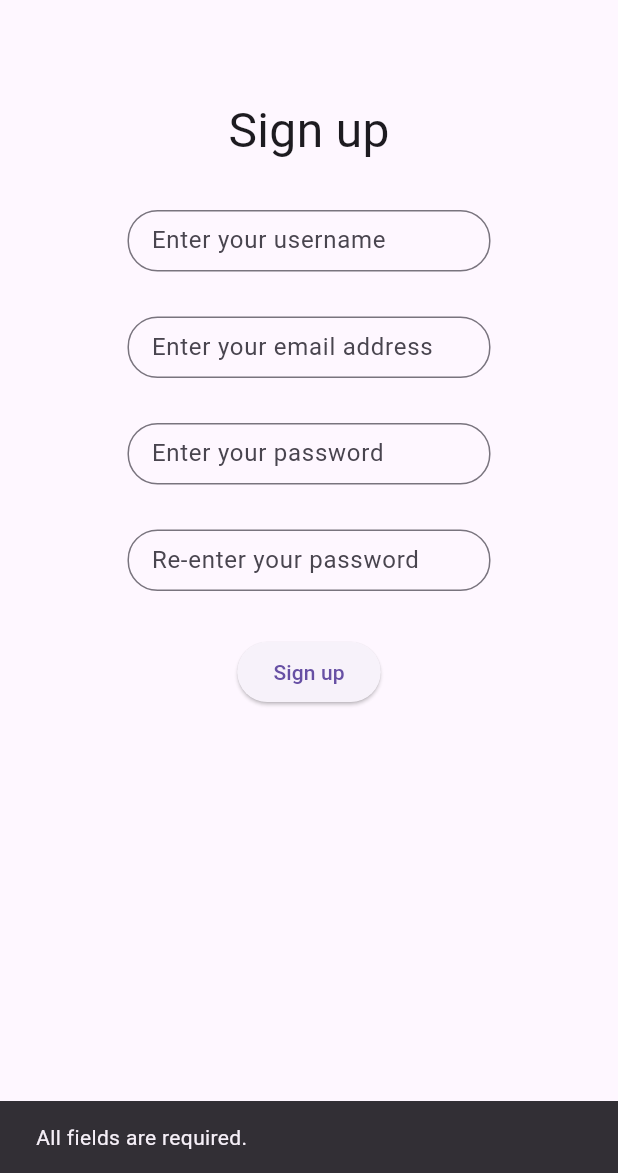
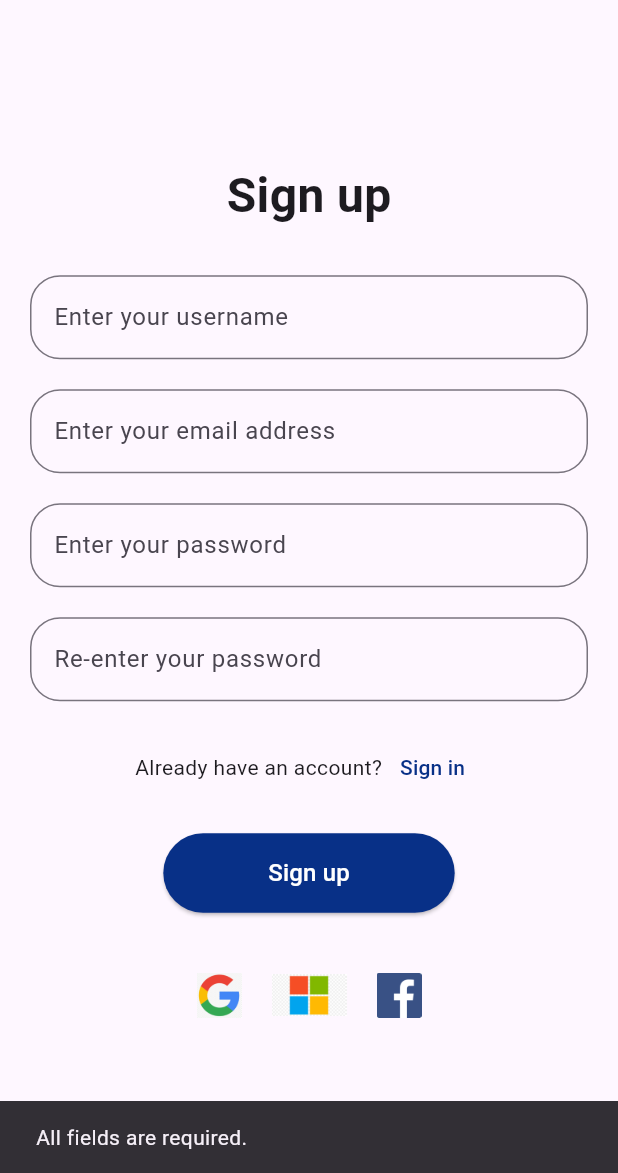
Before and after one commit to RagavanElavarasan/LegalChatBotApp, a Flutter app: the SignupPage screen opened directly, after a tap on "Sign up", on a phone screen of 412 x 824 dp, the part 63-1236 px from its top. Run offline on Flutter 3.47's test engine with Material 3 defaults, Android fonts, the phone set to English and light mode, and no system bars; our stand-ins replace get.

Commit message:
SignUp page

```diff
--- a/frontend/lib/screens/signup/signup.dart
+++ b/frontend/lib/screens/signup/signup.dart
@@ -1,8 +1,7 @@
-import 'dart:convert';
 import 'package:flutter/material.dart';
 import 'package:frontend/screens/signin/signin.dart';
 import 'package:http/http.dart' as http;
-
+import 'dart:convert';
 
 class SignupPage extends StatefulWidget {
   const SignupPage({super.key});
@@ -15,7 +14,8 @@ class _SignupPageState extends State<SignupPage> {
   final TextEditingController _usernameController = TextEditingController();
   final TextEditingController _emailController = TextEditingController();
   final TextEditingController _passwordController = TextEditingController();
-  final TextEditingController _confirmPasswordController = TextEditingController();
+  final TextEditingController _confirmPasswordController =
+      TextEditingController();
 
   Future<void> _signup() async {
     final String username = _usernameController.text.trim();
@@ -23,8 +23,10 @@ class _SignupPageState extends State<SignupPage> {
     final String password = _passwordController.text.trim();
     final String confirmPassword = _confirmPasswordController.text.trim();
 
-    // Validation
-    if (username.isEmpty || email.isEmpty || password.isEmpty || confirmPassword.isEmpty) {
+    if (username.isEmpty ||
+        email.isEmpty ||
+        password.isEmpty ||
+        confirmPassword.isEmpty) {
       _showSnackbar("All fields are required.");
       return;
     }
@@ -35,7 +37,6 @@ class _SignupPageState extends State<SignupPage> {
     }
 
     try {
-      // Prepare the signup data payload
       final Map<String, dynamic> signupPayload = {
         "user_name": username,
         "email": email,
@@ -45,7 +46,7 @@ class _SignupPageState extends State<SignupPage> {
 
       // Make the POST request to your Flask backend
       var response = await http.post(
-        Uri.parse('http://10.0.2.2:5001/signup'), // Adjust this with your server IP if needed
+        Uri.parse('http://10.0.2.2:5001/signup'),
         headers: {"Content-Type": "application/json"},
         body: json.encode(signupPayload),
       );
@@ -58,12 +59,10 @@ class _SignupPageState extends State<SignupPage> {
           MaterialPageRoute(builder: (context) => const SigninPage()),
         );
       } else {
-        // If signup failed, show the error message in the SnackBar
         var responseBody = json.decode(response.body);
         _showSnackbar(responseBody["error"] ?? "Signup failed. Try again.");
       }
     } catch (e) {
-      // Handle connection errors
       _showSnackbar("An error occurred. Please try again.");
       print('Error: $e');
     }
@@ -81,80 +80,99 @@ class _SignupPageState extends State<SignupPage> {
         automaticallyImplyLeading: false,
         title: const Text("Copsify AI"),
       ),
-      body: Center(
-        child: Column(
-          children: [
-            const Padding(
-              padding: EdgeInsets.only(top: 50),
-              child: Text("Sign up", style: TextStyle(fontSize: 32)),
-            ),
-            const SizedBox(height: 30),
-            SizedBox(
-              height: 41,
-              width: 242,
-              child: TextField(
-                controller: _usernameController,
-                decoration: InputDecoration(
-                  labelText: 'Enter your username',
-                  border: OutlineInputBorder(
-                    borderRadius: BorderRadius.circular(20),
+      body: Padding(
+        padding: const EdgeInsets.symmetric(horizontal: 20.0),
+        child: Center(
+          child: Column(
+            mainAxisAlignment: MainAxisAlignment.center,
+            children: [
+              const Text("Sign up",
+                  style: TextStyle(fontSize: 32, fontWeight: FontWeight.bold)),
+              const SizedBox(height: 30),
+              _buildTextField(_usernameController, 'Enter your username'),
+              const SizedBox(height: 20),
+              _buildTextField(_emailController, 'Enter your email address'),
+              const SizedBox(height: 20),
+              _buildTextField(_passwordController, 'Enter your password',
+                  obscureText: true),
+              const SizedBox(height: 20),
+              _buildTextField(
+                  _confirmPasswordController, 'Re-enter your password',
+                  obscureText: true),
+              const SizedBox(height: 20),
+              Row(
+                mainAxisAlignment: MainAxisAlignment.center,
+                children: [
+                  const Text("Already have an account?"),
+                  TextButton(
+                    onPressed: () {
+                      Navigator.push(
+                        context,
+                        MaterialPageRoute(
+                            builder: (context) => const SigninPage()),
+                      );
+                    },
+                    child: const Text("Sign in",
+                        style: TextStyle(color: Color(0xFF083087))),
                   ),
+                ],
+              ),
+              const SizedBox(height: 20),
+              ElevatedButton(
+                onPressed: _signup,
+                style: ElevatedButton.styleFrom(
+                  padding:
+                      const EdgeInsets.symmetric(horizontal: 70, vertical: 15),
+                  shape: RoundedRectangleBorder(
+                    borderRadius: BorderRadius.circular(30.0),
+                  ),
+                  backgroundColor: Color(0xFF083087),
                 ),
+                child: const Text("Sign up",
+                    style: TextStyle(fontSize: 16, color: Colors.white)),
               ),
-            ),
-            const SizedBox(height: 30),
-            SizedBox(
-              height: 41,
-              width: 242,
-              child: TextField(
-                controller: _emailController,
-                keyboardType: TextInputType.emailAddress,
-                decoration: InputDecoration(
-                  labelText: 'Enter your email address',
-                  border: OutlineInputBorder(
-                    borderRadius: BorderRadius.circular(20),
-                  ),
-                ),
+              const SizedBox(height: 30),
+              Row(
+                mainAxisAlignment: MainAxisAlignment.center,
+                children: [
+                  _buildSocialMediaIcon('assets/images/google.png', 30, 30),
+                  const SizedBox(width: 20),
+                  _buildSocialMediaIcon(
+                      'assets/images/microsoft.png', 50, 50), // Adjusted width
+                  const SizedBox(width: 20),
+                  _buildSocialMediaIcon('assets/images/facebook.png', 30, 30),
+                ],
               ),
-            ),
-            const SizedBox(height: 30),
-            SizedBox(
-              height: 41,
-              width: 242,
-              child: TextField(
-                controller: _passwordController,
-                obscureText: true,  // Hide password text
-                decoration: InputDecoration(
-                  labelText: 'Enter your password',
-                  border: OutlineInputBorder(
-                    borderRadius: BorderRadius.circular(20),
-                  ),
-                ),
-              ),
-            ),
-            const SizedBox(height: 30),
-            SizedBox(
-              height: 41,
-              width: 242,
-              child: TextField(
-                controller: _confirmPasswordController,
-                obscureText: true,  // Hide confirm password text
-                decoration: InputDecoration(
-                  labelText: 'Re-enter your password',
-                  border: OutlineInputBorder(
-                    borderRadius: BorderRadius.circular(20),
-                  ),
-                ),
-              ),
-            ),
-            const SizedBox(height: 30),
-            ElevatedButton(
-              onPressed: _signup, // Call the signup function
-              child: const Text("Sign up"),
-            ),
-          ],
+            ],
+          ),
         ),
       ),
     );
   }
+
+  Widget _buildTextField(TextEditingController controller, String labelText,
+      {bool obscureText = false}) {
+    return TextField(
+      controller: controller,
+      obscureText: obscureText,
+      decoration: InputDecoration(
+        labelText: labelText,
+        border: const OutlineInputBorder(
+            borderRadius: BorderRadius.all(Radius.circular(20))),
+      ),
+    );
+  }
+
+  Widget _buildSocialMediaIcon(String assetPath, double height, double width) {
+    return InkWell(
+      onTap: () {
+        // Add logic for social media sign-in
+      },
+      child: Image.asset(
+        assetPath,
+        height: height,
+        width: width, // Set custom width
+      ),
+    );
+  }
 }
--- a/frontend/pubspec.yaml
+++ b/frontend/pubspec.yaml
@@ -19,7 +19,7 @@ publish_to: 'none' # Remove this line if you wish to publish to pub.dev
 version: 1.0.0+1
 
 environment:
-  sdk: ^3.5.2
+  sdk: ">=2.17.0 <3.0.0"
 
 # Dependencies specify other packages that your package needs in order to work.
 # To automatically upgrade your package dependencies to the latest versions
@@ -61,8 +61,8 @@ flutter:
   uses-material-design: true
 
   # To add assets to your application, add an assets section, like this:
-  # assets:
-  #   - images/a_dot_burr.jpeg
+  assets:
+    - assets/images/
   #   - images/a_dot_ham.jpeg
 
   # An image asset can refer to one or more resolution-specific "variants", see
```
Also changed, not shown: frontend/assets/images/facebook.png (added), frontend/assets/images/google.png (added), frontend/assets/images/logo.jpg (added), frontend/assets/images/microsoft.png (added), frontend/pubspec.lock.
